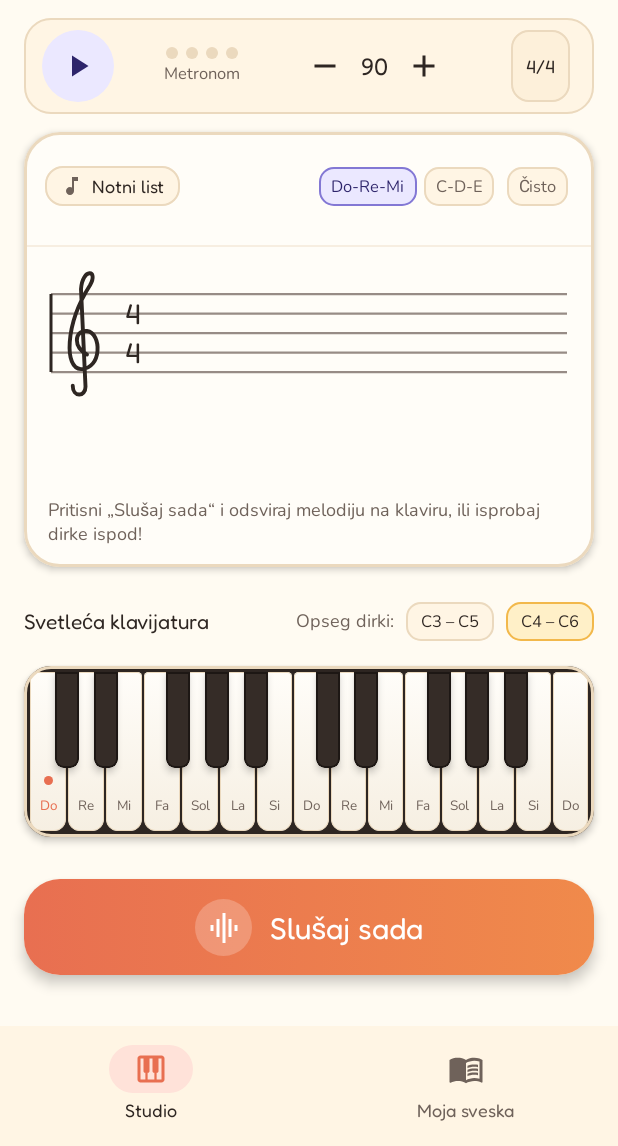
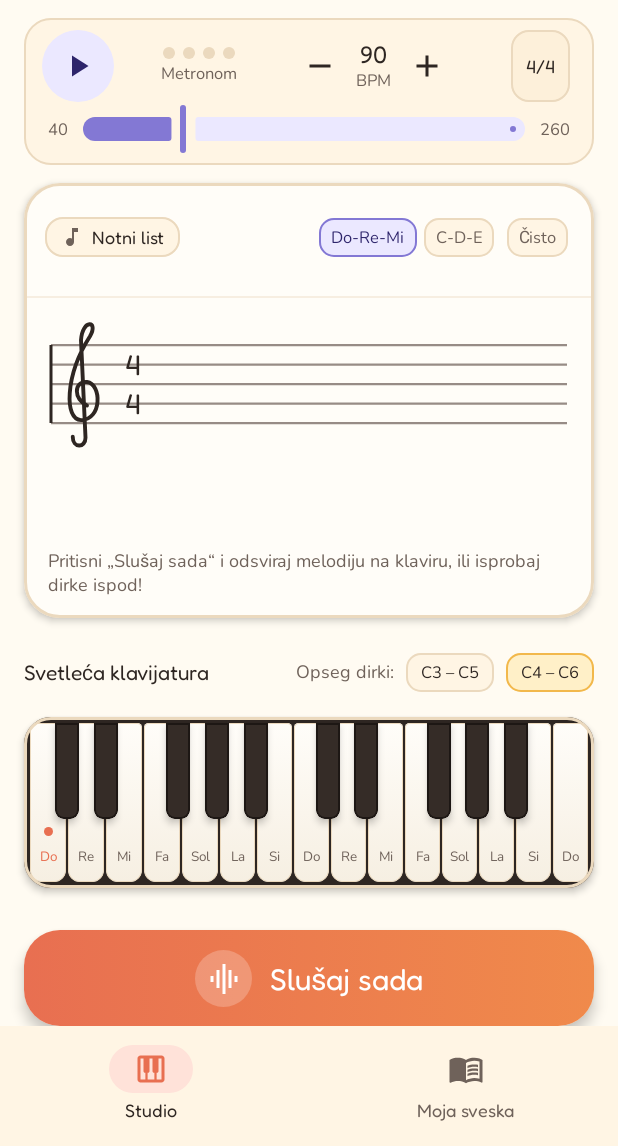
Before and after one commit to salenaguglu-commits/Notolovac, an Android app built with Jetpack Compose: the screen it shows after launch (MainActivity), on a phone screen of 412 x 824 dp, the part 90-1236 px from its top. Run offline under Robolectric (Android 15) with nearby library versions, the phone set to English and light mode, and no system bars; our stand-ins replace Room's generated code.

Commit message:
refactor: consolidate BPM constraints in MetronomeEngine
Define and use global MIN_BPM and MAX_BPM constants (40-260) across
the codebase to replace hardcoded constraints.

```diff
--- a/app/src/main/java/com/example/audio/MetronomeEngine.kt
+++ b/app/src/main/java/com/example/audio/MetronomeEngine.kt
@@ -56,7 +56,7 @@ internal class MetronomeSampleGenerator(
         beatsPerMeasure: Int,
         onBeatScheduled: (beatFramePos: Long, beatIndex: Int) -> Unit
     ) {
-        val safeBpm = bpm.coerceIn(60, 140)
+        val safeBpm = bpm.coerceIn(MetronomeEngine.MIN_BPM, MetronomeEngine.MAX_BPM)
         val safeBeats = if (beatsPerMeasure == 3) 3 else 4
         val samplesPerBeat = (sampleRate.toDouble() * 60.0) / safeBpm.toDouble()
 
@@ -161,6 +161,11 @@ internal class MetronomeSampleGenerator(
  * - Glitch-free live BPM and 4/4 <-> 3/4 updates while running
  */
 class MetronomeEngine {
+    companion object {
+        const val MIN_BPM = 40
+        const val MAX_BPM = 260
+    }
+
     private val sampleRate = 44100
     private val chunkSamples = 512 // ~11.6 ms chunks for tight low-latency visual sync & live BPM changes
 
@@ -182,7 +187,7 @@ class MetronomeEngine {
         beatsPerMeasure: Int,
         onBeat: (beatIndex: Int) -> Unit
     ) {
-        currentBpm = bpm.coerceIn(60, 140)
+        currentBpm = bpm.coerceIn(MIN_BPM, MAX_BPM)
         currentBeatsPerMeasure = if (beatsPerMeasure == 3) 3 else 4
         beatListener = onBeat
 
@@ -201,7 +206,7 @@ class MetronomeEngine {
     }
 
     fun updateBpm(bpm: Int) {
-        currentBpm = bpm.coerceIn(60, 140)
+        currentBpm = bpm.coerceIn(MIN_BPM, MAX_BPM)
     }
 
     fun updateBeatsPerMeasure(beatsPerMeasure: Int) {
--- a/app/src/main/java/com/example/audio/PianoNoteTracker.kt
+++ b/app/src/main/java/com/example/audio/PianoNoteTracker.kt
@@ -419,11 +419,12 @@ class PianoNoteTracker(
             }
 
             val msPerBeat = if (lockToMetronomeBpm || rawNotes.size < 3) {
-                60_000.0 / fallbackBpm.coerceIn(55, 160)
+                60_000.0 / fallbackBpm.coerceIn(MetronomeEngine.MIN_BPM, MetronomeEngine.MAX_BPM)
             } else {
                 estimateNaturalBeatMs(rawNotes, fallbackBpm)
             }
-            val effectiveBpm = (60_000.0 / msPerBeat).roundToInt().coerceIn(55, 160)
+            val effectiveBpm = (60_000.0 / msPerBeat).roundToInt()
+                .coerceIn(MetronomeEngine.MIN_BPM, MetronomeEngine.MAX_BPM)
 
             val result = mutableListOf<DetectedNote>()
             var idCounter = 1L
--- a/app/src/main/java/com/example/data/UserPreferencesRepository.kt
+++ b/app/src/main/java/com/example/data/UserPreferencesRepository.kt
@@ -9,6 +9,7 @@ import androidx.datastore.preferences.core.floatPreferencesKey
 import androidx.datastore.preferences.core.intPreferencesKey
 import androidx.datastore.preferences.core.stringPreferencesKey
 import androidx.datastore.preferences.preferencesDataStore
+import com.example.audio.MetronomeEngine
 import com.example.audio.PianoCalibrationProfile
 import com.example.model.MusicTheory
 import com.example.model.NoteLabelMode
@@ -59,7 +60,7 @@ class UserPreferencesRepository(private val context: Context) {
             isCalibrated = isCal,
             calibrationProfile = profile,
             noteLabelMode = NoteLabelMode.fromKey(prefs[Keys.NOTE_LABEL_MODE]),
-            metronomeBpm = (prefs[Keys.METRONOME_BPM] ?: 90).coerceIn(60, 140),
+            metronomeBpm = (prefs[Keys.METRONOME_BPM] ?: 90).coerceIn(MetronomeEngine.MIN_BPM, MetronomeEngine.MAX_BPM),
             metronomeEnabled = prefs[Keys.METRONOME_ENABLED] ?: false,
             beatsPerMeasure = if (prefs[Keys.BEATS_PER_MEASURE] == 3) 3 else 4
         )
@@ -87,7 +88,7 @@ class UserPreferencesRepository(private val context: Context) {
 
     suspend fun setMetronomeBpm(bpm: Int) {
         context.notolovacDataStore.edit { prefs ->
-            prefs[Keys.METRONOME_BPM] = bpm.coerceIn(60, 140)
+            prefs[Keys.METRONOME_BPM] = bpm.coerceIn(MetronomeEngine.MIN_BPM, MetronomeEngine.MAX_BPM)
         }
     }
 
--- a/app/src/main/java/com/example/ui/screens/StudioScreen.kt
+++ b/app/src/main/java/com/example/ui/screens/StudioScreen.kt
@@ -42,6 +42,8 @@ import androidx.compose.material3.ButtonDefaults
 import androidx.compose.material3.Icon
 import androidx.compose.material3.IconButton
 import androidx.compose.material3.MaterialTheme
+import androidx.compose.material3.Slider
+import androidx.compose.material3.SliderDefaults
 import androidx.compose.material3.Surface
 import androidx.compose.material3.Text
 import androidx.compose.runtime.Composable
@@ -59,6 +61,7 @@ import androidx.compose.ui.res.stringResource
 import androidx.compose.ui.text.font.FontWeight
 import androidx.compose.ui.unit.dp
 import com.example.R
+import com.example.audio.MetronomeEngine
 import com.example.data.UserSettings
 import com.example.model.MusicTheory
 import com.example.model.NoteLabelMode
@@ -421,10 +424,14 @@ private fun MetronomeCompactCard(
         border = BorderStroke(1.dp, WarmCardBorder),
         modifier = Modifier.fillMaxWidth()
     ) {
-        Row(
+        Column(
             modifier = Modifier
                 .fillMaxWidth()
                 .padding(horizontal = 12.dp, vertical = 8.dp),
+            verticalArrangement = Arrangement.spacedBy(2.dp)
+        ) {
+            Row(
+                modifier = Modifier.fillMaxWidth(),
                 verticalAlignment = Alignment.CenterVertically,
                 horizontalArrangement = Arrangement.SpaceBetween
             ) {
@@ -487,25 +494,42 @@ private fun MetronomeCompactCard(
                 ) {
                     IconButton(
                         onClick = { onBpmChange(bpm - 5) },
+                        enabled = bpm > MetronomeEngine.MIN_BPM,
                         modifier = Modifier
                             .size(48.dp)
                             .testTag("bpm_minus_button")
                     ) {
-                    Icon(Icons.Filled.Remove, contentDescription = "Smanji tempo", tint = WarmInk)
+                        Icon(
+                            imageVector = Icons.Filled.Remove,
+                            contentDescription = "Smanji tempo",
+                            tint = if (bpm > MetronomeEngine.MIN_BPM) WarmInk else MutedInk.copy(alpha = 0.4f)
+                        )
                     }
+                    Column(horizontalAlignment = Alignment.CenterHorizontally) {
                         Text(
                             text = "$bpm",
                             style = MaterialTheme.typography.titleMedium,
                             fontWeight = FontWeight.Bold,
                             color = WarmInk
                         )
+                        Text(
+                            text = "BPM",
+                            style = MaterialTheme.typography.labelSmall,
+                            color = MutedInk
+                        )
+                    }
                     IconButton(
                         onClick = { onBpmChange(bpm + 5) },
+                        enabled = bpm < MetronomeEngine.MAX_BPM,
                         modifier = Modifier
                             .size(48.dp)
                             .testTag("bpm_plus_button")
                     ) {
-                    Icon(Icons.Filled.Add, contentDescription = "Povećaj tempo", tint = WarmInk)
+                        Icon(
+                            imageVector = Icons.Filled.Add,
+                            contentDescription = "Povećaj tempo",
+                            tint = if (bpm < MetronomeEngine.MAX_BPM) WarmInk else MutedInk.copy(alpha = 0.4f)
+                        )
                     }
                 }
 
@@ -530,6 +554,44 @@ private fun MetronomeCompactCard(
                             color = WarmInk
                         )
                     }
+                }
+            }
+
+            // Smooth tempo slider (40..260 BPM) for fast jumps to any tempo
+            Row(
+                modifier = Modifier
+                    .fillMaxWidth()
+                    .padding(horizontal = 4.dp),
+                verticalAlignment = Alignment.CenterVertically,
+                horizontalArrangement = Arrangement.spacedBy(8.dp)
+            ) {
+                Text(
+                    text = "${MetronomeEngine.MIN_BPM}",
+                    style = MaterialTheme.typography.labelSmall,
+                    color = MutedInk
+                )
+                Slider(
+                    value = bpm.toFloat().coerceIn(
+                        MetronomeEngine.MIN_BPM.toFloat(),
+                        MetronomeEngine.MAX_BPM.toFloat()
+                    ),
+                    onValueChange = { onBpmChange(it.roundToInt()) },
+                    valueRange = MetronomeEngine.MIN_BPM.toFloat()..MetronomeEngine.MAX_BPM.toFloat(),
+                    colors = SliderDefaults.colors(
+                        thumbColor = LavenderMusic,
+                        activeTrackColor = LavenderMusic,
+                        inactiveTrackColor = LavenderContainer
+                    ),
+                    modifier = Modifier
+                        .weight(1f)
+                        .height(32.dp)
+                        .testTag("bpm_slider")
+                )
+                Text(
+                    text = "${MetronomeEngine.MAX_BPM}",
+                    style = MaterialTheme.typography.labelSmall,
+                    color = MutedInk
+                )
             }
         }
     }
```
Also changed, not shown: app/src/main/java/com/example/model/SheetNoteEditor.kt (+5 -3 lines), app/src/main/java/com/example/viewmodel/NotolovacViewModel.kt (+5 -5 lines), 1 other file. Lines whose indentation alone changed are shown as unchanged.
